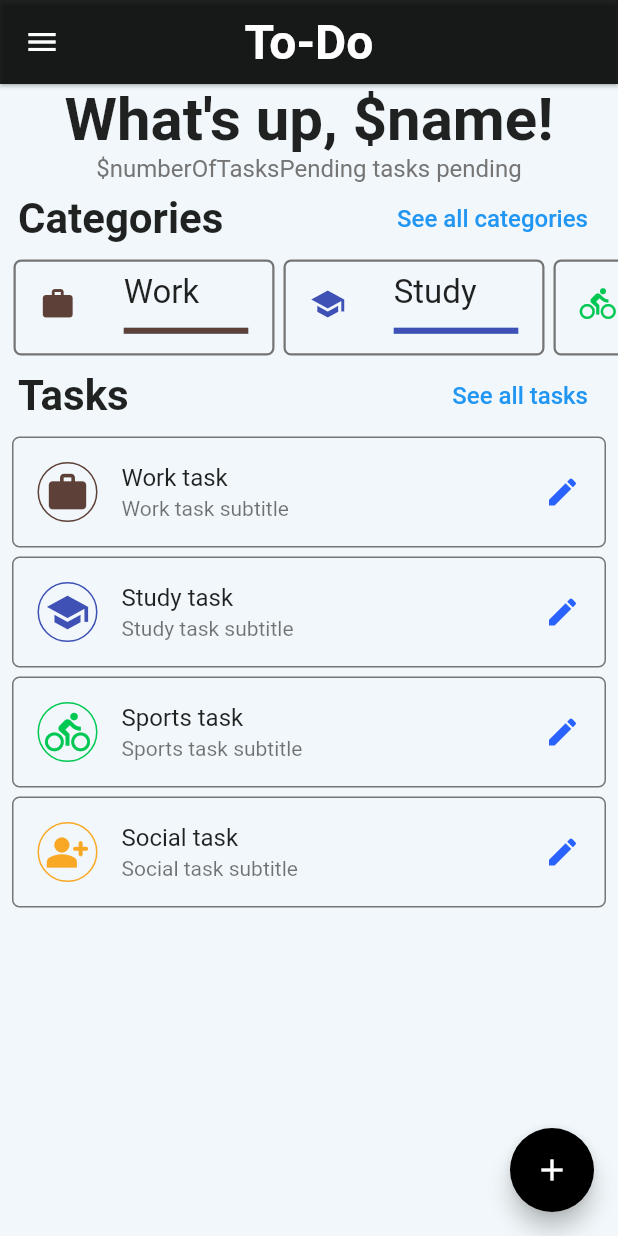
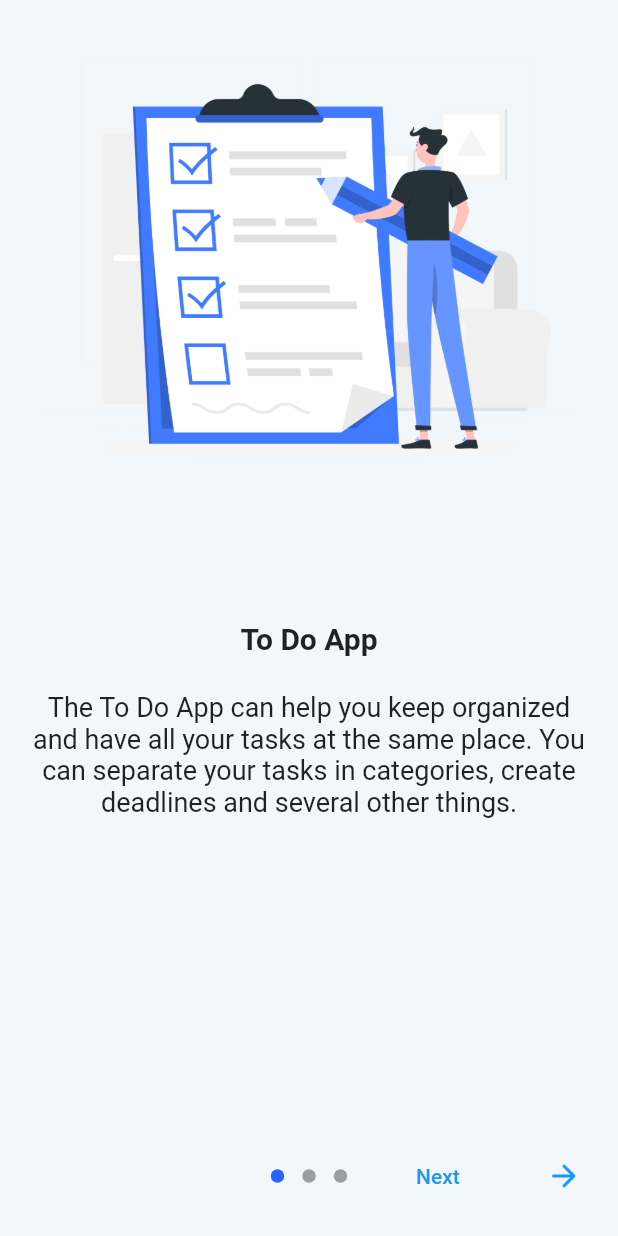
Before and after one commit to Gustavo-daCosta/To-Do-App, a Flutter app: the screen it shows after launch, on a phone screen of 412 x 824 dp. Run offline on Flutter 3.47's test engine with Material 2 defaults, Android fonts, the phone set to English and light mode, and no system bars; drawn by our look-alikes of animated_text_kit, introduction_screen; our stand-ins replace after_layout, shared_preferences, sqflite; accounts and stored records are empty.

Commit message:
Created Introduction Screen

```diff
--- a/lib/screens/home_page.dart
+++ b/lib/screens/home_page.dart
@@ -135,48 +135,13 @@ Widget homePageTitle() {
         displayFullTextOnTap: true,
         isRepeatingAnimation: false,
       ),
-      AnimatedTextKit(
-        animatedTexts: [
-          TypewriterAnimatedText(
-            "\$numberOfTasksPending tasks pending",
-            textStyle: TextStyle(
-              fontSize: 16,
-              color: Colors.grey[600],
-            ),
-            //speed: const Duration(milliseconds: 200),
-          ),
-        ],
-        displayFullTextOnTap: true,
-        isRepeatingAnimation: false,
+      Text(
+        "\$numberOfTasksPending tasks pending",
+        style: TextStyle(
+          fontSize: 16,
+          color: Colors.grey[600]
+        ),
       ),
     ],
   );
 }
-
-/*return Padding(
-    padding: const EdgeInsets.all(8),
-    child: Column(
-      mainAxisAlignment: MainAxisAlignment.start,
-      children: <Widget>[
-        // Title
-        const Text(
-          // This title is just for test purposes
-          "What's up, \$name!",
-          style: TextStyle(
-            fontSize: 40,
-            fontWeight: FontWeight.bold,
-          ),
-        ),
-
-        // Subtitle
-        Text(
-          // This subtitle is just for test purposes
-          "\$numberOfTasksPending tasks pending",
-          style: TextStyle(
-            fontSize: 16,
-            color: Colors.grey[600]
-          ),
-        )
-      ],
-    ),
-  );*/
--- /dev/null
+++ b/lib/screens/introduction_screens/intro_screen.dart
@@ -0,0 +1,95 @@
+import 'package:flutter/material.dart';
+import 'package:introduction_screen/introduction_screen.dart';
+import 'package:to_do/screens/home_page.dart';
+
+class IntroScreen extends StatefulWidget {
+  const IntroScreen({Key? key}) : super(key: key);
+
+  @override
+  State<IntroScreen> createState() => _IntroScreenState();
+}
+
+class _IntroScreenState extends State<IntroScreen> {
+  @override
+  Widget build(BuildContext context) {
+    return IntroductionScreen(
+      pages: [
+        PageViewModel(
+          title: "To Do App",
+          body: "The To Do App can help you keep organized and have all your tasks at the same place. You can separate your tasks in categories, create deadlines and several other things.",
+          image: Center(
+            child: Image.asset("assets/images/checklist.png"),
+          )
+        ),
+        PageViewModel(
+          title: "Plan your day!",
+          body: "Use the To Do App to know what you have to do along the day, you can separate your tasks in categories, like study tasks, work tasks and other things.",
+          image: Image.asset("assets/images/clip-girl-studying.png"),
+        ),
+        PageViewModel(
+          title: "Get things done!",
+          body: "With the To Do App you can organize all your tasks and get things done, next to a good time management this app can help you complete your tasks in less time.",
+          image: Image.asset("assets/images/phone-rocket.png"),
+        ),
+      ],
+      showNextButton: true,
+      showBackButton: true,
+      showSkipButton: false,
+      next: controlButton(
+        text: "Next",
+        icon: Icons.arrow_forward_rounded,
+        color: Colors.blue,
+      ),
+      back: Row(
+        mainAxisAlignment: MainAxisAlignment.spaceBetween,
+        crossAxisAlignment: CrossAxisAlignment.center,
+        children: const <Widget>[
+          Icon(
+            Icons.arrow_back_rounded,
+            color: Colors.red,
+          ),
+          Text(
+            "Back",
+            style: TextStyle(
+              color: Colors.red,
+            ),
+          ),
+        ]
+      ),
+      done: controlButton(
+        text: "Done",
+        icon: Icons.chevron_right_sharp,
+        color: Colors.green,
+      ),
+      onDone: () {
+        Navigator.push(
+          context,
+          MaterialPageRoute(
+            builder: (context) => const HomePage(),
+          )
+        );
+      }
+    );
+  }
+}
+
+Widget controlButton({
+  required String text, required IconData icon, required Color color,
+}) {
+  return Row(
+    mainAxisAlignment: MainAxisAlignment.spaceBetween,
+    crossAxisAlignment: CrossAxisAlignment.center,
+    children: <Widget>[
+      Text(
+        text,
+        style: TextStyle(
+          color: color,
+        ),
+      ),
+      Icon(
+        icon,
+        color: color,
+      ),
+    ]
+  );
+}
--- a/pubspec.yaml
+++ b/pubspec.yaml
@@ -38,6 +38,7 @@ dependencies:
   animated_text_kit: ^4.2.2
   introduction_screen: ^3.0.2
   shared_preferences: ^2.0.15
+  after_layout: ^1.2.0
 
   # The following adds the Cupertino Icons font to your application.
   # Use with the CupertinoIcons class for iOS style icons.
@@ -70,6 +71,11 @@ flutter:
   #   - images/a_dot_burr.jpeg
   #   - images/a_dot_ham.jpeg
 
+  assets:
+    - assets/images/checklist.png
+    - assets/images/clip-girl-studying.png
+    - assets/images/phone-rocket.png
+
   # An image asset can refer to one or more resolution-specific "variants", see
   # https://flutter.dev/assets-and-images/#resolution-aware
 
```
Also changed, not shown: lib/main.dart (+39 -1 lines), assets/images/checklist.png (added), assets/images/clip-girl-studying.png (added), assets/images/phone-rocket.png (added), pubspec.lock.
